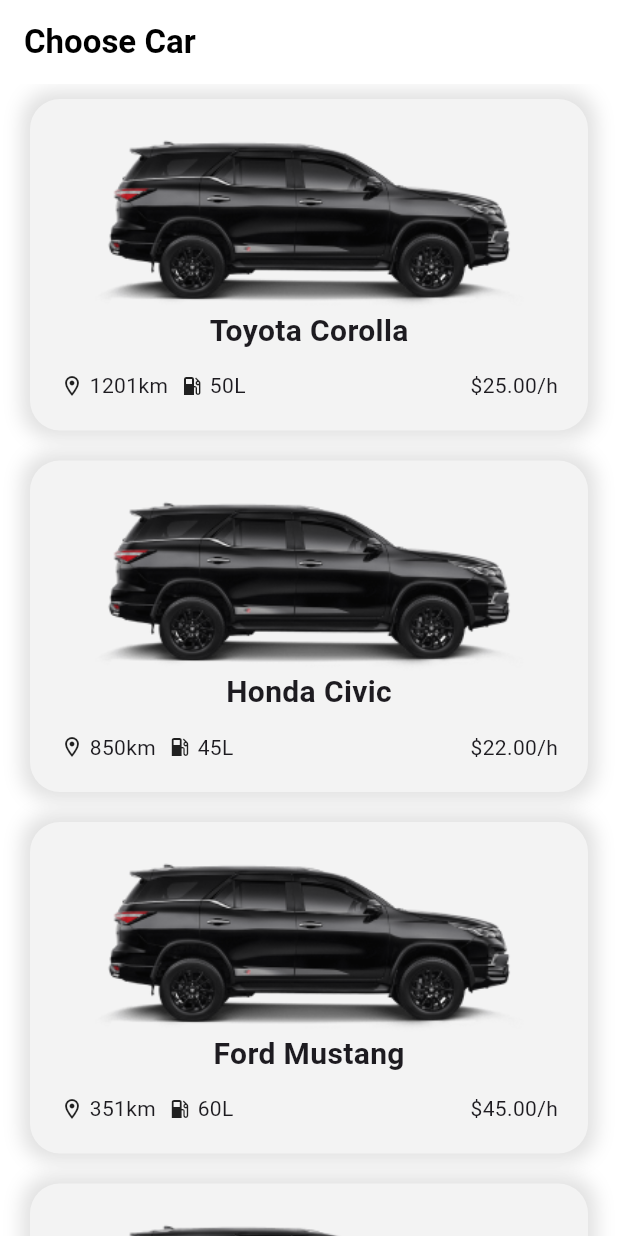
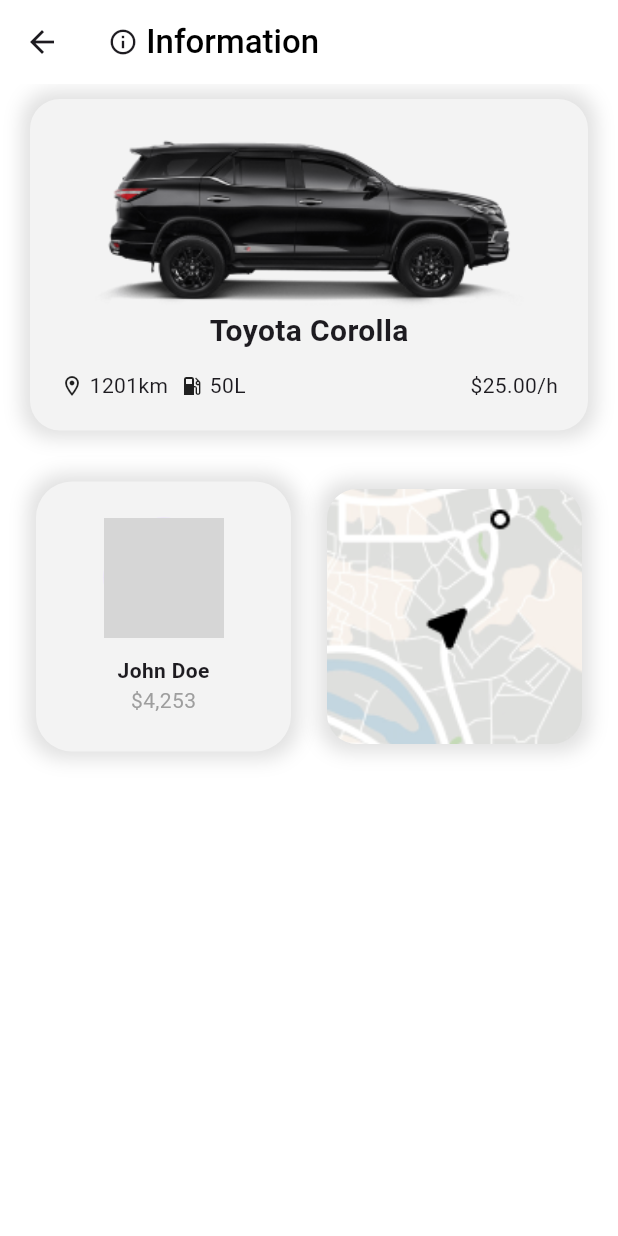
Before and after one commit to itsAbhishekV/flutterVroom, a Flutter app: the CarListingScreen screen opened by its route, after a tap on "Toyota Corolla", on a phone screen of 412 x 824 dp. Run offline on Flutter 3.47's test engine with Material 3 defaults, Android fonts, the phone set to English and light mode, and no system bars; our stand-ins replace firebase_core, gap, go_router; accounts and stored records are empty; generated files the repository leaves out were written again; network calls fail; grey boxes are pictures that could not be loaded.

Commit message:
Added Car Details Screen. Updated: Car Model

```diff
--- a/lib/core/routes.dart
+++ b/lib/core/routes.dart
@@ -1,8 +1,9 @@
+import 'package:flutter_vroom/data/exports.dart';
 import 'package:flutter_vroom/presentation/exports.dart';
 import 'package:go_router/go_router.dart';
 
 final routes = GoRouter(
-  initialLocation: CarListingScreen.routePath,
+  initialLocation: OnboardingScreen.routePath,
   routes: [
     GoRoute(
       name: OnboardingScreen.routeName,
@@ -19,5 +20,16 @@ final routes = GoRouter(
       path: CarListingScreen.routePath,
       builder: (context, state) => CarListingScreen(),
     ),
+    GoRoute(
+      name: CarDetailsScreen.routeName,
+      path: CarDetailsScreen.routePath,
+      builder: (context, state) {
+        final carMap = state.extra as Map<String, dynamic>;
+        final Car car = Car.fromMap(carMap);
+        return CarDetailsScreen(
+          car: car,
+        );
+      },
+    ),
   ],
 );
--- a/lib/core/theme.dart
+++ b/lib/core/theme.dart
@@ -8,7 +8,7 @@ final ThemeData appTheme = ThemeData(
     backgroundColor: Colors.white,
     titleTextStyle: TextStyle(
       fontSize: 22.0,
-      fontWeight: FontWeight.w600,
+      fontWeight: FontWeight.w500,
       color: Colors.black,
     ),
   ),
--- a/lib/data/models/car.dart
+++ b/lib/data/models/car.dart
@@ -10,4 +10,22 @@ class Car {
     required this.fuelCapacity,
     required this.pricePerHour,
   });
+
+  Map<String, dynamic> toMap() {
+    return {
+      'model': model,
+      'distance': distance,
+      'fuelCapacity': fuelCapacity,
+      'pricePerHour': pricePerHour,
+    };
+  }
+
+  static Car fromMap(Map<String, dynamic> map) {
+    return Car(
+      model: map['model'] ?? '',
+      distance: map['distance'] ?? 0.0,
+      fuelCapacity: map['fuelCapacity'] ?? 0.0,
+      pricePerHour: map['pricePerHour'] ?? 0.0,
+    );
+  }
 }
--- a/lib/presentation/exports.dart
+++ b/lib/presentation/exports.dart
@@ -1,3 +1,5 @@
+export 'screens/car_details_screen.dart';
 export 'screens/car_listing_screen.dart';
 export 'screens/home_screen.dart';
 export 'screens/onboarding_screen.dart';
+export 'widgets/car_card.dart';
--- /dev/null
+++ b/lib/presentation/screens/car_details_screen.dart
@@ -0,0 +1,165 @@
+import 'package:flutter/material.dart';
+import 'package:flutter_vroom/data/exports.dart';
+import 'package:flutter_vroom/presentation/exports.dart';
+import 'package:gap/gap.dart';
+
+class CarDetailsScreen extends StatefulWidget {
+  final Car car;
+
+  static const routeName = 'car-details';
+  static const routePath = '/$routeName';
+
+  const CarDetailsScreen({
+    super.key,
+    required this.car,
+  });
+
+  @override
+  State<CarDetailsScreen> createState() => _CarDetailsScreenState();
+}
+
+class _CarDetailsScreenState extends State<CarDetailsScreen>
+    with SingleTickerProviderStateMixin {
+  AnimationController? _controller;
+  Animation<double>? _animation;
+
+  @override
+  void initState() {
+    _controller = AnimationController(
+      duration: const Duration(
+        seconds: 3,
+      ),
+      vsync: this,
+    );
+
+    _animation = Tween<double>(begin: 1.0, end: 1.5).animate(_controller!)
+      ..addListener(() {
+        setState(() {});
+      });
+
+    _controller!.forward();
+
+    super.initState();
+  }
+
+  @override
+  void dispose() {
+    _controller!.forward();
+    super.dispose();
+  }
+
+  @override
+  Widget build(BuildContext context) {
+    return Scaffold(
+      appBar: AppBar(
+        title: Row(
+          children: [
+            Icon(
+              Icons.info_outline,
+              size: 20.0,
+            ),
+            Text(
+              ' Information',
+            ),
+          ],
+        ),
+      ),
+      body: Column(
+        children: [
+          CarCard(
+            car: Car(
+              model: widget.car.model,
+              distance: widget.car.distance,
+              fuelCapacity: widget.car.fuelCapacity,
+              pricePerHour: widget.car.pricePerHour,
+            ),
+          ),
+          Gap(24.0),
+          Padding(
+            padding: const EdgeInsets.symmetric(horizontal: 24.0),
+            child: Row(
+              children: [
+                Expanded(
+                  child: Container(
+                    padding: EdgeInsets.all(24.0),
+                    decoration: BoxDecoration(
+                        color: Color(0xffF3F3F3),
+                        borderRadius: BorderRadius.circular(24.0),
+                        boxShadow: [
+                          BoxShadow(
+                            color: Colors.black12,
+                            blurRadius: 10.0,
+                            spreadRadius: 5.0,
+                          )
+                        ]),
+                    child: Column(
+                      children: [
+                        CircleAvatar(
+                          radius: 40.0,
+                          backgroundImage: NetworkImage(
+                              'https://avatars.githubusercontent.com/u/70279771?v=4'),
+                        ),
+                        Gap(12.0),
+                        Text(
+                          'John Doe',
+                          style: TextStyle(fontWeight: FontWeight.bold),
+                        ),
+                        Text(
+                          '\$4,253',
+                          style: TextStyle(color: Colors.grey),
+                        ),
+                      ],
+                    ),
+                  ),
+                ),
+                Gap(24.0),
+                Expanded(
+                  child: GestureDetector(
+                    onTap: () {
+                      //todo - navigate
+                    },
+                    child: Container(
+                      height: 170.0,
+                      decoration: BoxDecoration(
+                          borderRadius: BorderRadius.circular(20),
+                          boxShadow: [
+                            BoxShadow(
+                              color: Colors.black12,
+                              blurRadius: 10.0,
+                              spreadRadius: 5.0,
+                            )
+                          ]),
+                      child: ClipRRect(
+                        borderRadius: BorderRadius.circular(20.0),
+                        child: Transform.scale(
+                          scale: _animation!.value,
+                          alignment: Alignment.center,
+                          child: Image.asset(
+                            'assets/maps.png',
+                            fit: BoxFit.cover,
+                          ),
+                        ),
+                      ),
+                    ),
+                  ),
+                )
+              ],
+            ),
+          ),
+          // Container(
+          //   padding: EdgeInsets.all(20),
+          //   child: Column(
+          //     children: [
+          //       MoreCard(car: Car(model: widget.car.model+"-1", distance: widget.car.distance+100, fuelCapacity: widget.car.fuelCapacity+100, pricePerHour: widget.car.pricePerHour+10)),
+          //       SizedBox(height: 5,),
+          //       MoreCard(car: Car(model: widget.car.model+"-2", distance: widget.car.distance+200, fuelCapacity: widget.car.fuelCapacity+200, pricePerHour: widget.car.pricePerHour+20)),
+          //       SizedBox(height: 5,),
+          //       MoreCard(car: Car(model: widget.car.model+"-3", distance: widget.car.distance+300, fuelCapacity: widget.car.fuelCapacity+300, pricePerHour: widget.car.pricePerHour+30)),
+          //     ],
+          //   ),
+          // )
+        ],
+      ),
+    );
+  }
+}
--- a/lib/presentation/screens/car_listing_screen.dart
+++ b/lib/presentation/screens/car_listing_screen.dart
@@ -1,6 +1,6 @@
 import 'package:flutter/material.dart';
 import 'package:flutter_vroom/data/exports.dart';
-import 'package:flutter_vroom/presentation/widgets/car_card.dart';
+import 'package:flutter_vroom/presentation/exports.dart';
 
 class CarListingScreen extends StatefulWidget {
   static const routeName = 'car-listing';
@@ -58,7 +58,9 @@ class _CarListingScreenState extends State<CarListingScreen> {
         itemCount: cars.length,
         itemBuilder: (context, index) {
           final car = cars[index];
-          return CarCard(car: car);
+          return CarCard(
+            car: car,
+          );
         },
       ),
     );
--- a/lib/presentation/screens/onboarding_screen.dart
+++ b/lib/presentation/screens/onboarding_screen.dart
@@ -56,7 +56,7 @@ class OnboardingScreen extends StatelessWidget {
                     child: ElevatedButton(
                       onPressed: () {
                         context.go(
-                          HomeScreen.routePath,
+                          CarListingScreen.routePath,
                         );
                       },
                       style: ElevatedButton.styleFrom(
--- a/lib/presentation/widgets/car_card.dart
+++ b/lib/presentation/widgets/car_card.dart
@@ -1,6 +1,8 @@
 import 'package:flutter/material.dart';
 import 'package:flutter_vroom/data/exports.dart';
+import 'package:flutter_vroom/presentation/exports.dart';
 import 'package:gap/gap.dart';
+import 'package:go_router/go_router.dart';
 
 class CarCard extends StatelessWidget {
   final Car car;
@@ -14,8 +16,13 @@ class CarCard extends StatelessWidget {
   Widget build(BuildContext context) {
     return GestureDetector(
       onTap: () {
-        //todo = add route
+        print('pressed');
+        context.pushNamed(
+          CarDetailsScreen.routeName,
+          extra: car.toMap(),
+        );
       },
+      onDoubleTap: () {},
       child: Container(
         margin: EdgeInsets.symmetric(
           vertical: 10.0,
```
